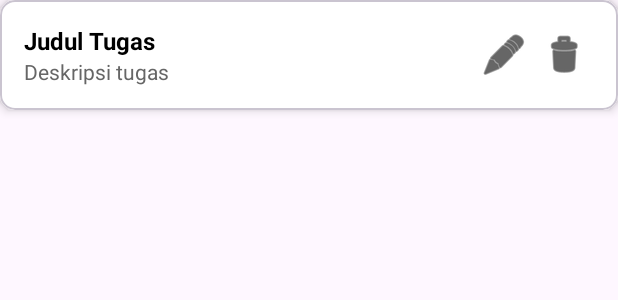
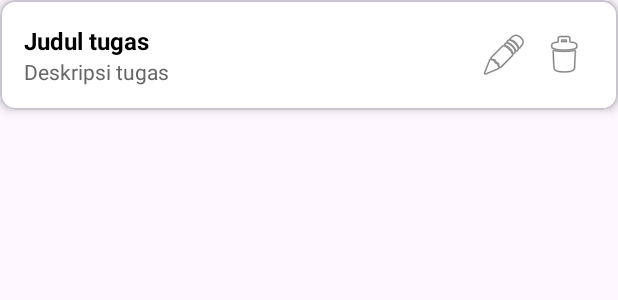
Before and after one commit to Devi-web22/app_todo_rimender, an Android app: the layout item_todo.xml on its own in the app's theme, with its tools: preview values and no code run, on a phone screen of 412 x 824 dp. Shown: the top 300 px of the screen. Run offline under Robolectric (Android 15) with nearby library versions, the phone set to English and light mode, and no system bars.

Commit message:
menambahkan string

```diff
--- a/app/src/main/java/com/example/todorimender/todoAdapter.kt
+++ b/app/src/main/java/com/example/todorimender/todoAdapter.kt
@@ -9,7 +9,7 @@ import android.widget.ImageButton
 import android.widget.TextView
 import androidx.recyclerview.widget.RecyclerView
 
-class todoAdapter(
+class  todoAdapter(
     private val context: Context,
     private val todos: MutableList<Todo>,
     private val onEdit: (Todo) -> Unit,
--- a/app/src/main/res/layout/activity_splash_screen.xml
+++ b/app/src/main/res/layout/activity_splash_screen.xml
@@ -22,7 +22,7 @@
         android:id="@+id/appName"
         android:layout_width="wrap_content"
         android:layout_height="wrap_content"
-        android:text="To-Do Reminder"
+        android:text="@string/to_do_rimender"
         android:textSize="24sp"
         android:textStyle="bold"
         android:textColor="@color/white"
--- a/app/src/main/res/layout/item_todo.xml
+++ b/app/src/main/res/layout/item_todo.xml
@@ -26,7 +26,7 @@
                 android:id="@+id/tvTodoTitle"
                 android:layout_width="wrap_content"
                 android:layout_height="wrap_content"
-                android:text="Judul Tugas"
+                android:text="@string/judul_tugas"
                 android:textSize="16sp"
                 android:textStyle="bold"
                 android:textColor="#000000"/>
@@ -35,7 +35,7 @@
                 android:id="@+id/tvTodoDesc"
                 android:layout_width="wrap_content"
                 android:layout_height="wrap_content"
-                android:text="Deskripsi tugas"
+                android:text="@string/deskripsi_tugas"
                 android:textSize="14sp"
                 android:textColor="#666666"/>
         </LinearLayout>
@@ -47,8 +47,8 @@
             android:layout_height="40dp"
             android:background="?attr/selectableItemBackgroundBorderless"
             android:src="@android:drawable/ic_menu_edit"
-            android:contentDescription="Edit Todo"
-            android:tint="@android:color/black"/>
+            android:contentDescription="@string/edit"
+            android:textColorHint="@color/hint_color"/>
 
         <!-- Tombol Hapus -->
         <ImageButton
@@ -57,7 +57,7 @@
             android:layout_height="40dp"
             android:background="?attr/selectableItemBackgroundBorderless"
             android:src="@android:drawable/ic_menu_delete"
-            android:contentDescription="Delete Todo"
-            android:tint="@android:color/black"/>
+            android:contentDescription="@string/delete"
+            android:textColorHint="@color/hint_color"/>
     </LinearLayout>
 </com.google.android.material.card.MaterialCardView>
--- a/app/src/main/res/values/colors.xml
+++ b/app/src/main/res/values/colors.xml
@@ -2,4 +2,7 @@
 <resources>
     <color name="black">#FF000000</color>
     <color name="white">#FFFFFFFF</color>
+    <color name="hint_color">#FF000000</color> <!-- Abu-abu -->
+
+
 </resources>
--- a/app/src/main/res/values/strings.xml
+++ b/app/src/main/res/values/strings.xml
@@ -17,4 +17,9 @@
     <string name="tulis_tugas_anda_di_bawah">Tulis tugas anda di bawah</string>
     <string name="tanggal_sekarang">Tanggal sekarang</string>
     <string name="pilih_tanggal_waktu_deadline"><![CDATA[Pilih Tanggal & Waktu Deadline]]></string>
+    <string name="delete">delete</string>
+    <string name="edit">edit</string>
+    <string name="Judul_tugas">Judul tugas</string>
+    <string name="deskripsi_tugas">Deskripsi tugas</string>
+    <string name="to_do_rimender">To Do Rimender</string>
 </resources>
```
